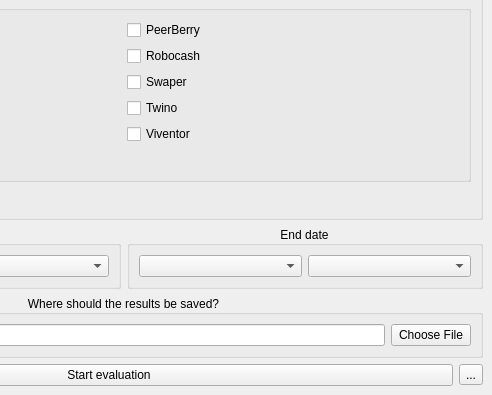
This is easyp2p/ui/main_window.ui in Ceystyle/easyp2p as Qt 5 draws it before an edit; both pictures show x 244 to 736 and y 115 to 510 of the 736 by 510 pixel window. The edited form follows.
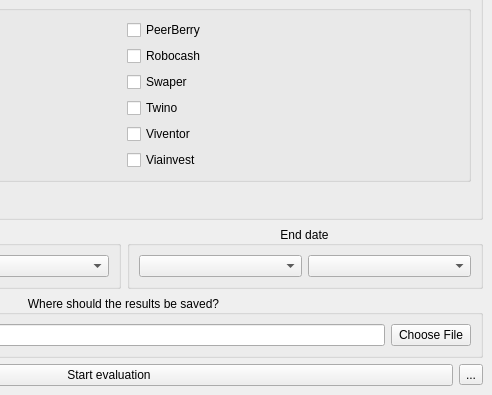
This is the edited form.

Commit message: Add support for Viainvest

Patch:
```diff
--- a/easyp2p/ui/main_window.ui
+++ b/easyp2p/ui/main_window.ui
@@ -166,6 +166,16 @@
                 </property>
                </widget>
               </item>
+              <item row="8" column="1">
+               <widget class="QCheckBox" name="check_box_viainvest">
+                <property name="enabled">
+                 <bool>true</bool>
+                </property>
+                <property name="text">
+                 <string notr="true">Viainvest</string>
+                </property>
+               </widget>
+              </item>
              </layout>
             </item>
            </layout>
```
The commit also changes 14 other files.
